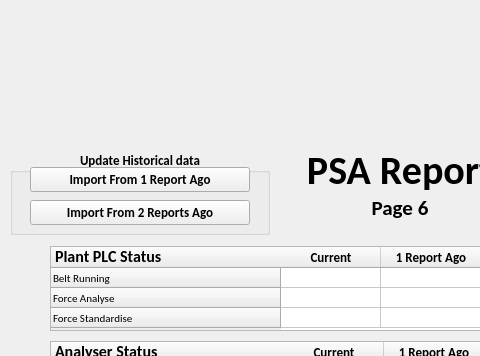
LintonRitchie/Scantech_Monthly_PSA_Report, file PSA_page6.ui: the form before one commit; both pictures show x 0 to 480 and y 0 to 356 of the 800 by 1000 pixel window.
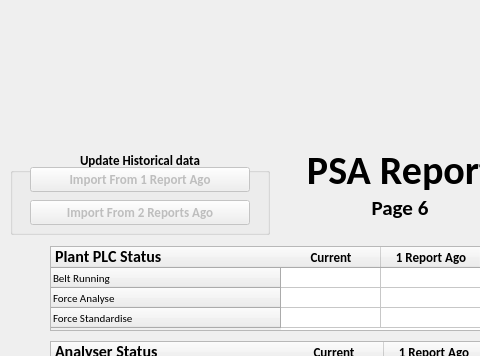
The form after the commit. Icons and pictures are not drawn.

```diff
--- a/PSA_page6.ui
+++ b/PSA_page6.ui
@@ -1044,6 +1044,9 @@
      <set>Qt::AlignCenter</set>
     </property>
     <widget class="QPushButton" name="RepAgo1">
+     <property name="enabled">
+      <bool>false</bool>
+     </property>
      <property name="geometry">
       <rect>
        <x>20</x>
@@ -1057,6 +1060,9 @@
      </property>
     </widget>
     <widget class="QPushButton" name="RepAgo2">
+     <property name="enabled">
+      <bool>false</bool>
+     </property>
      <property name="geometry">
       <rect>
        <x>20</x>
```
